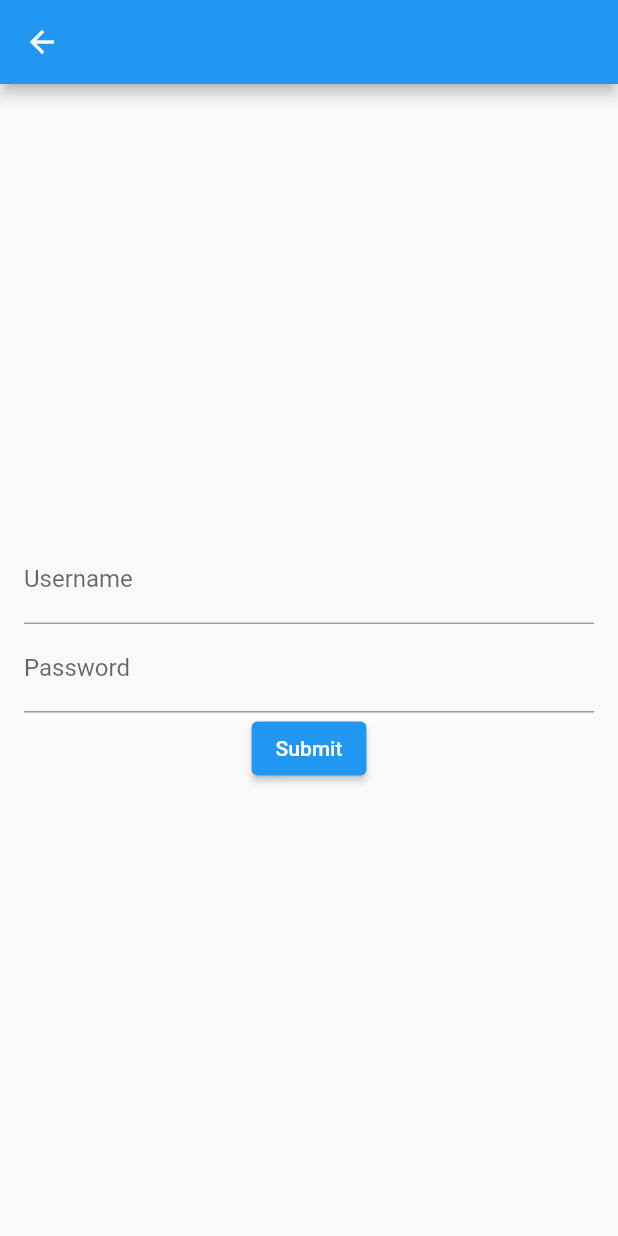
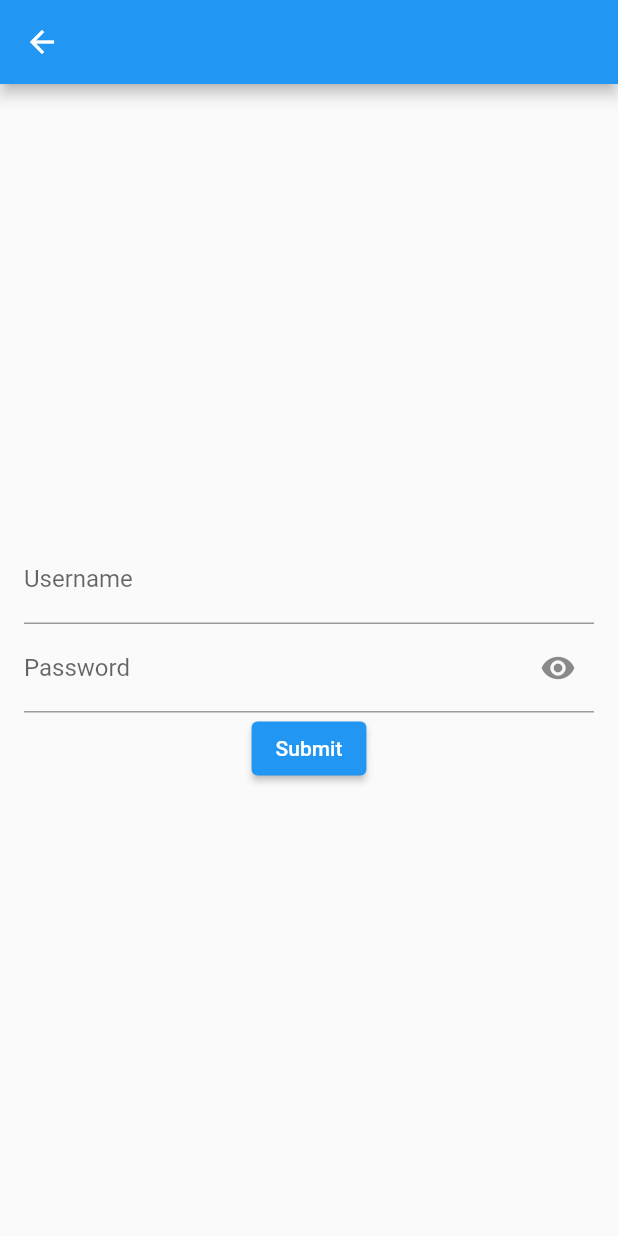
Before and after one commit to ilija-jankovic/engen518_assignment1, a Flutter app: the screen it shows after launch, after a tap on "Sign In", on a phone screen of 412 x 824 dp. Run offline on Flutter 3.47's test engine with Material 2 defaults, Android fonts, the phone set to English and light mode, and no system bars; our stand-ins replace local_auth; missing offline and left inert: flutter_bcrypt; statements that could not run were skipped.

Commit message:
Added password visibility toggle to relevant input

```diff
--- a/lib/auth.dart
+++ b/lib/auth.dart
@@ -1,3 +1,7 @@
+/// Password guidelines from NIST 800-63b summaries:
+/// https://www.netsec.news/summary-of-the-nist-password-recommendations-for-2021/
+/// https://www.auditboard.com/blog/nist-password-guidelines/
+
 import 'package:engen518_assignment1/word_lists.dart';
 import 'package:local_auth/local_auth.dart';
 import 'package:flutter_bcrypt/flutter_bcrypt.dart';
@@ -50,8 +54,16 @@ Future<void> initAuth() async {
   _canCheckBiometrics = await _localAuth.canCheckBiometrics;
 }
 
-// Password guidelines from NIST 800-63b summary: https://www.netsec.news/summary-of-the-nist-password-recommendations-for-2021/
 Future<void> enrol(String username, String password) async {
+  if (username.isEmpty) {
+    throw AuthException('Username cannot be empty.');
+  }
+
+  // Arbitrary usernmae limit for greater user experience.
+  if (username.length > 32) {
+    throw AuthException('Username cannot be more than 32 characters long.');
+  }
+
   if (RegExp('[^a-zA-Z0-9_]').hasMatch(username)) {
     throw AuthException(
         'Username can only contain upper or lowercase letters, `whole numbers, or underscores.');
@@ -63,11 +75,14 @@ Future<void> enrol(String username, String password) async {
         "Username cannot contain profanity. Found '$profanity'.");
   }
 
-  // TODO: Add username and password conditions.
   if (_users.indexWhere(
           (e) => e.username.toLowerCase() == username.toLowerCase()) !=
       -1) {
     throw AuthException("User with username '$username' already exists.");
+  }
+
+  if (password.length < 8) {
+    throw AuthException('Password must be at least 8 characters long.');
   }
 
   if (password.length > 64) {
@@ -76,7 +91,8 @@ Future<void> enrol(String username, String password) async {
   }
 
   if (isCommon(password)) {
-    throw AuthException("Password '$password' is too common. Please enter a more secure password.");
+    throw AuthException(
+        "Password '$password' is too common. Please enter a more secure password.");
   }
 
   if (_canCheckBiometrics &&
--- a/lib/credential_page.dart
+++ b/lib/credential_page.dart
@@ -1,6 +1,35 @@
 import 'package:engen518_assignment1/themed_scaffold.dart';
 import 'package:flutter/material.dart';
 import 'package:flutter/services.dart';
+
+class _PasswordInput extends StatefulWidget {
+  final TextEditingController controller;
+  const _PasswordInput({Key? key, required this.controller}) : super(key: key);
+
+  @override
+  State<_PasswordInput> createState() => __PasswordInputState();
+}
+
+class __PasswordInputState extends State<_PasswordInput> {
+  bool _passwordVisible = false;
+
+  @override
+  Widget build(BuildContext context) {
+    return TextField(
+        obscureText: !_passwordVisible,
+        controller: widget.controller,
+        decoration: InputDecoration(
+            label: const Text('Password'),
+            suffixIcon: IconButton(
+                onPressed: () =>
+                    setState(() => _passwordVisible = !_passwordVisible),
+                icon: Icon(
+                  _passwordVisible
+                      ? Icons.remove_red_eye_outlined
+                      : Icons.remove_red_eye_rounded,
+                ))));
+  }
+}
 
 class CredentialPage extends StatelessWidget {
   final _usernameController = TextEditingController();
@@ -9,31 +38,26 @@ class CredentialPage extends StatelessWidget {
 
   CredentialPage({Key? key, required this.onSubmitted}) : super(key: key);
 
-  Widget _createTextField(TextEditingController controller, String label) {
-    return Padding(
+  @override
+  Widget build(BuildContext context) {
+    return ThemedScaffold(
+        body: Padding(
             padding: const EdgeInsets.symmetric(horizontal: 16.0),
-      child: TextField(
-          controller: controller,
+            child: Column(
+              mainAxisAlignment: MainAxisAlignment.center,
+              children: [
+                TextField(
+                    controller: _usernameController,
                     inputFormatters: [
                       FilteringTextInputFormatter.allow(RegExp('[a-zA-Z0-9_]'))
                     ],
-          decoration: InputDecoration(label: Text(label))),
-    );
-  }
-
-  @override
-  Widget build(BuildContext context) {
-    return ThemedScaffold(
-        body: Column(
-      mainAxisAlignment: MainAxisAlignment.center,
-      children: [
-        _createTextField(_usernameController, 'Username'),
-        _createTextField(_passwordController, 'Password'),
+                    decoration: const InputDecoration(label: Text('Username'))),
+                _PasswordInput(controller: _passwordController),
                 ElevatedButton(
                     onPressed: (() => onSubmitted(
                         _usernameController.text, _passwordController.text)),
                     child: const Text('Submit'))
               ],
-    ));
+            )));
   }
 }
```
Lines whose indentation alone changed are shown as unchanged.
